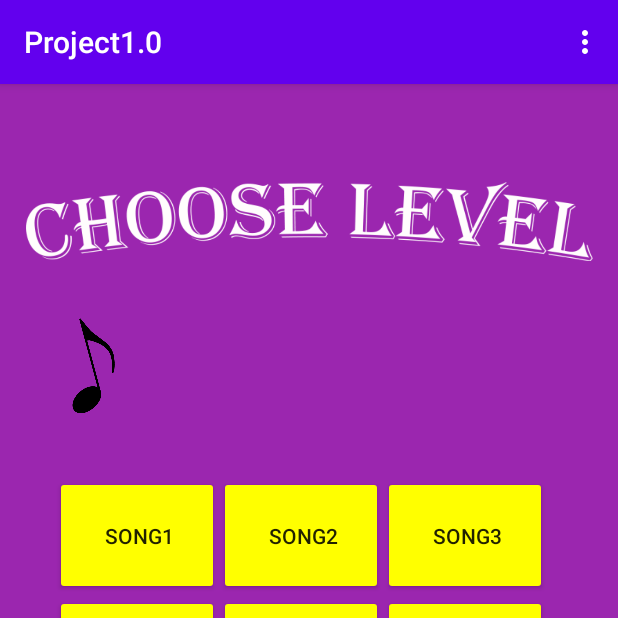
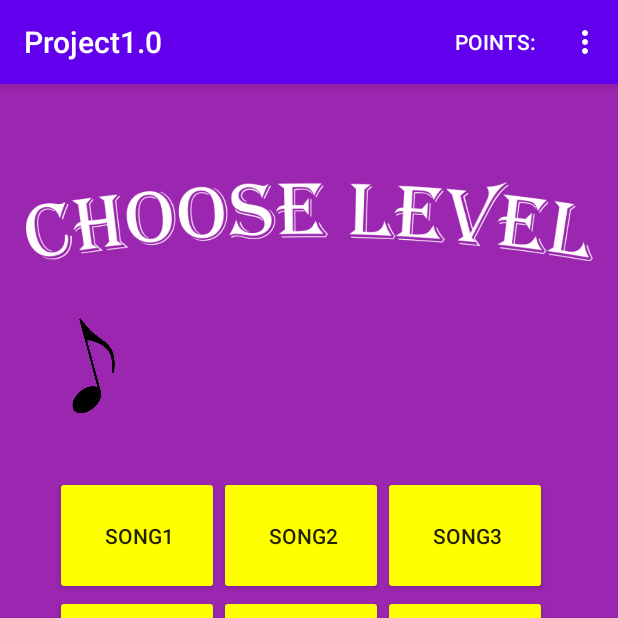
Before and after one commit to ofricachlon/Project, an Android app: the screen it shows after launch (Levels), after a tap on an icon or button, on a phone screen of 412 x 824 dp, the top half of it. Run offline under Robolectric (Android 15) with nearby library versions, the phone set to English and light mode, and no system bars.

Commit message:
add score, add finish for activitys. score-work icon in menu-Dwork points show always(not only when tuch)-Dwork.

```diff
--- a/app/src/main/java/com/example/project10/Levels.java
+++ b/app/src/main/java/com/example/project10/Levels.java
@@ -18,11 +18,14 @@ import java.io.Serializable;
 public class Levels extends AppCompatActivity implements View.OnClickListener {
     Button[] btn = new Button[9];
     SharedPreferences sp;
+    SharedPreferences score;
+    private MenuItem scoreview;
     @Override
     protected void onCreate(Bundle savedInstanceState) {
         super.onCreate(savedInstanceState);
         setContentView(R.layout.activity_levels);
         sp=getSharedPreferences("level",0);
+        score=getSharedPreferences("score",0);
         btn[0] = findViewById(R.id.btn1);
         btn[1] = findViewById(R.id.btn2);
         btn[2] = findViewById(R.id.btn3);
@@ -36,6 +39,7 @@ public class Levels extends AppCompatActivity implements View.OnClickListener {
             btn[i].setOnClickListener(this);
 
         }
+
         Intent intent=getIntent();
         /*if(intent.getBooleanExtra("leveldone",false)){
             btn[intent.getExtras().getInt("numleveldone")-1].setText("Done!");
@@ -58,6 +62,7 @@ public class Levels extends AppCompatActivity implements View.OnClickListener {
             intent.putExtra("NumLevel",1);
             intent.putExtra("Mediaplayer", R.raw.level1);
             startActivity(intent);
+            finish();
         }
         if(view==btn[1]){
             Intent intent= new Intent(this,Level.class);
@@ -65,6 +70,7 @@ public class Levels extends AppCompatActivity implements View.OnClickListener {
             intent.putExtra("NumLevel",2);
             intent.putExtra("Mediaplayer", R.raw.level2);
             startActivity(intent);
+            finish();
         }
 
     }
@@ -81,7 +87,11 @@ public class Levels extends AppCompatActivity implements View.OnClickListener {
         if(id==R.id.help){
             Intent intent=new Intent(this,settingsActivity.class);
             startActivity(intent);
+            finish();
+        }
+        if(id==R.id.points){
+            item.setTitle("points: "+score.getInt("score",0));
         }
         return true;
-        }
     }
+}
--- a/app/src/main/java/com/example/project10/MainActivity.java
+++ b/app/src/main/java/com/example/project10/MainActivity.java
@@ -28,10 +28,12 @@ public class MainActivity extends AppCompatActivity implements View.OnClickListe
         if (settingsbtn==view){
             Intent intent=new Intent(this,settingsActivity.class);
             startActivity(intent);
+            finish();
         }
         if(Playbtn==view){
             Intent intent=new Intent(this,Levels.class);
             startActivity(intent);
+            finish();
         }
     }
     public boolean onCreateOptionMenu(Menu menu){
--- a/app/src/main/res/menu/menu_main.xml
+++ b/app/src/main/res/menu/menu_main.xml
@@ -5,6 +5,7 @@
 
     <item
         android:id="@+id/help"
+        android:icon="@drawable/ic_baseline_settings_24"
         android:orderInCategory="102"
         android:title="Help"
         app:showAsAction="never" />
@@ -14,4 +15,10 @@
         android:orderInCategory="103"
         app:showAsAction="never"
         />
+    <item
+        android:id="@+id/points"
+        android:title="points: "
+        android:orderInCategory="100"
+        app:showAsAction="always"
+        />
 </menu>
```
Also changed, not shown: app/src/main/java/com/example/project10/Level.java (+37 -3 lines).
